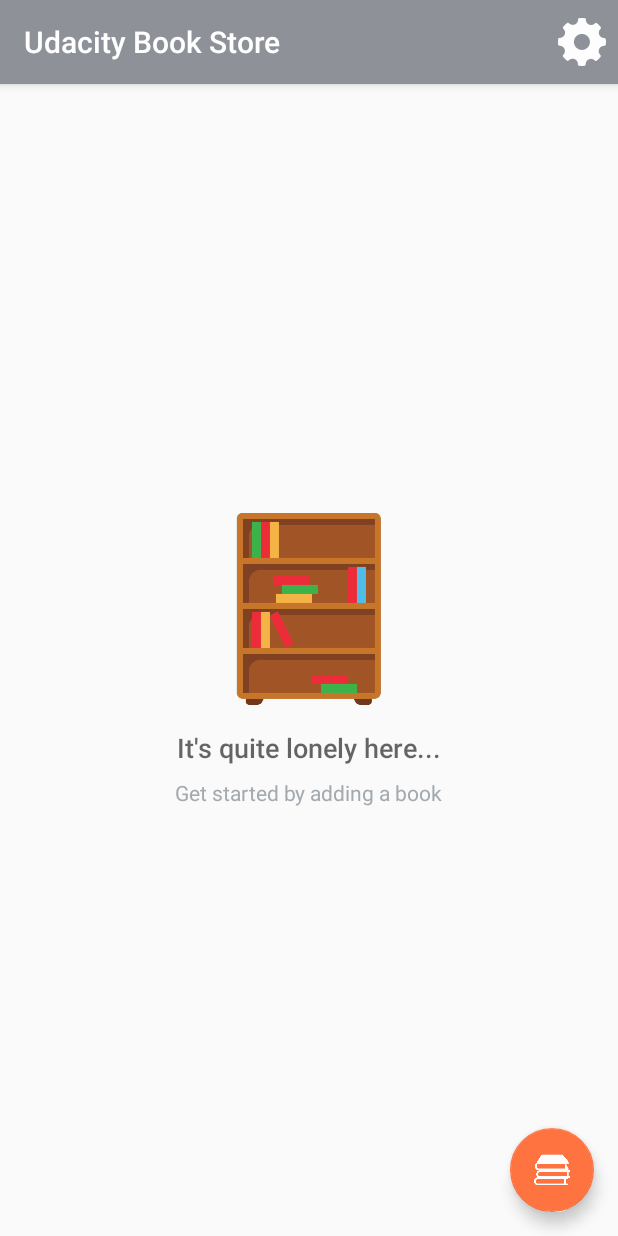
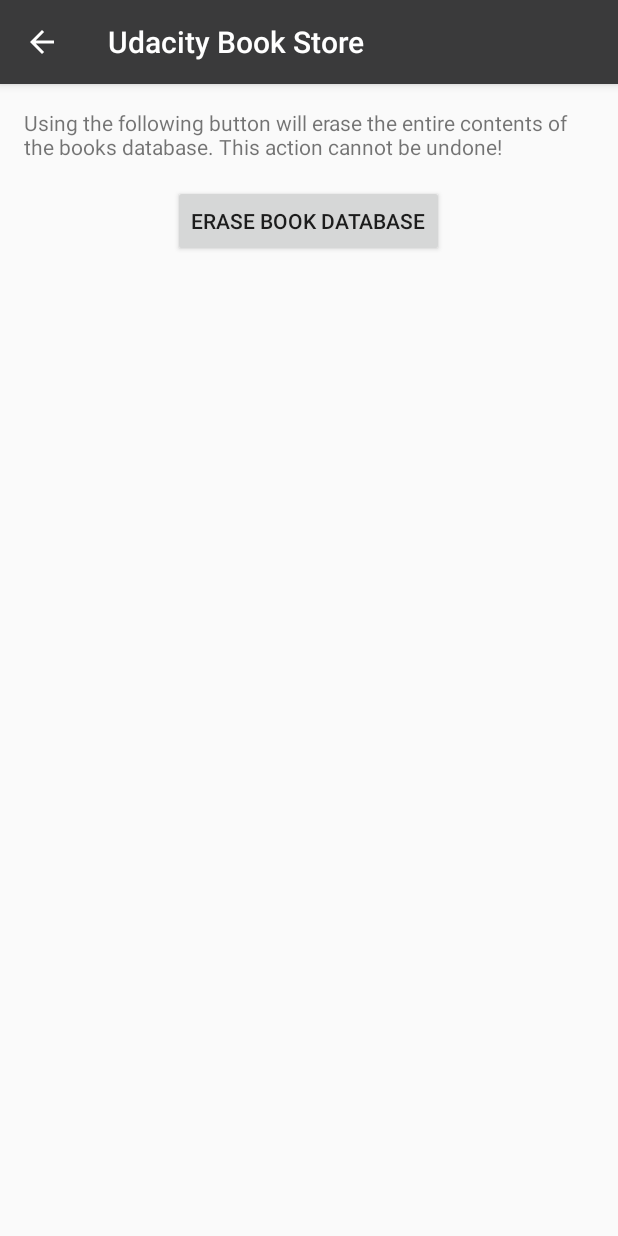
Before and after one commit to ccojocea/UdacityBookStore, an Android app: the screen it shows after launch (MainActivity before the commit, SettingsActivity after it), after a tap on "Setup", on a phone screen of 412 x 824 dp. Run offline under Robolectric (Android 15) with nearby library versions, the phone set to English and light mode, and no system bars.

Commit message:
Release candidate 1

```diff
--- a/app/src/main/java/com/example/ccojo/udacitybookstore/activity/MainActivity.java
+++ b/app/src/main/java/com/example/ccojo/udacitybookstore/ui/MainActivity.java
@@ -1,7 +1,8 @@
-package com.example.ccojo.udacitybookstore.activity;
+package com.example.ccojo.udacitybookstore.ui;
 
 import android.app.LoaderManager;
 import android.content.ContentUris;
+import android.content.Context;
 import android.content.CursorLoader;
 import android.content.Intent;
 import android.content.Loader;
@@ -10,14 +11,14 @@ import android.net.Uri;
 import android.support.design.widget.FloatingActionButton;
 import android.support.v7.app.AppCompatActivity;
 import android.os.Bundle;
-import android.util.Log;
 import android.view.Menu;
 import android.view.MenuItem;
 import android.view.View;
 import android.widget.AdapterView;
 import android.widget.ListView;
+import android.widget.Toast;
 
-import com.example.ccojo.udacitybookstore.BookCursorAdapter;
+import com.example.ccojo.udacitybookstore.adapters.BookCursorAdapter;
 import com.example.ccojo.udacitybookstore.R;
 import com.example.ccojo.udacitybookstore.data.BookContract.BookEntry;
 
@@ -107,16 +108,11 @@ public class MainActivity extends AppCompatActivity implements LoaderManager.Loa
     @Override
     public boolean onOptionsItemSelected(MenuItem item) {
         if (item.getItemId() == R.id.action_setup) {
-            //TODO: open preferences screen
+            Intent intent = new Intent(MainActivity.this, SettingsActivity.class);
+            startActivity(intent);
         }
 
         return super.onOptionsItemSelected(item);
-    }
-
-    // TODO:
-    // Used in the preferences screen
-    private void deleteData() {
-        int rowsDeleted = getContentResolver().delete(BookEntry.CONTENT_URI, null, null);
     }
 
     // Called when a new Loader needs to be created
--- /dev/null
+++ b/app/src/main/java/com/example/ccojo/udacitybookstore/ui/SettingsActivity.java
@@ -0,0 +1,105 @@
+package com.example.ccojo.udacitybookstore.ui;
+
+import android.app.AlertDialog;
+import android.app.Dialog;
+import android.content.DialogInterface;
+import android.content.SharedPreferences;
+import android.preference.Preference;
+import android.preference.PreferenceFragment;
+import android.preference.PreferenceManager;
+import android.support.annotation.Nullable;
+import android.support.v4.app.NavUtils;
+import android.support.v7.app.AppCompatActivity;
+import android.os.Bundle;
+import android.view.View;
+import android.widget.Button;
+import android.widget.Toast;
+
+import com.example.ccojo.udacitybookstore.R;
+import com.example.ccojo.udacitybookstore.data.BookContract;
+
+public class SettingsActivity extends AppCompatActivity {
+
+    // Tag for log messages
+    private static final String LOG_TAG = SettingsActivity.class.getSimpleName();
+
+    // Views
+    Button deleteButton;
+
+    @Override
+    protected void onCreate(Bundle savedInstanceState) {
+        super.onCreate(savedInstanceState);
+        setContentView(R.layout.activity_settings);
+
+        deleteButton = findViewById(R.id.button_erase_database);
+        deleteButton.setOnClickListener(new View.OnClickListener() {
+            @Override
+            public void onClick(View v) {
+                // Disable the button
+                deleteButton.setEnabled(false);
+
+                // Show confirmation dialog
+                showDeleteConfirmationDialog();
+            }
+        });
+    }
+
+    // Apply settings after pressing the back button as well
+    @Override
+    public void onBackPressed() {
+        super.onBackPressed();
+        NavUtils.navigateUpFromSameTask(this);
+    }
+
+    private void showDeleteConfirmationDialog() {
+        // Create an AlertDialog.Builder and set the message and click listeners for the positive and negative buttons on the dialog
+        final AlertDialog.Builder builder = new AlertDialog.Builder(this);
+        builder.setMessage(R.string.settings_activity_delete_everything);
+        builder.setPositiveButton(R.string.settings_activity_delete_yes, new DialogInterface.OnClickListener() {
+            @Override
+            public void onClick(DialogInterface dialog, int which) {
+
+                // User clicked the "Delete" button, delete the books
+                int rowsDeleted = getContentResolver().delete(BookContract.BookEntry.CONTENT_URI, null, null);
+                if (rowsDeleted != 0) {
+                    Toast.makeText(getApplicationContext(), R.string.main_activity_data_deleted_success, Toast.LENGTH_SHORT).show();
+                }
+                finish();
+            }
+        });
+        builder.setNegativeButton(R.string.editor_activity_cancel_button, new DialogInterface.OnClickListener() {
+            @Override
+            public void onClick(DialogInterface dialog, int which) {
+                // Enable the button
+                deleteButton.setEnabled(true);
+
+                // User clicked the "cancel" button so dismiss the dialog
+                if (dialog != null) {
+                    dialog.dismiss();
+                }
+            }
+        });
+
+        // Create and show the Alert Dialog
+        AlertDialog alertDialog = builder.create();
+        alertDialog.show();
+    }
+
+    /*
+
+    public static class BooksPreferenceFragment extends PreferenceFragment implements Preference.OnPreferenceChangeListener {
+
+        @Override
+        public void onCreate(@Nullable Bundle savedInstanceState) {
+            super.onCreate(savedInstanceState);
+            addPreferencesFromResource(R.xml.settings_main);
+        }
+
+        @Override
+        public boolean onPreferenceChange(Preference preference, Object newValue) {
+            return false;
+        }
+    }
+
+    */
+}
--- a/app/src/main/res/layout/activity_editor.xml
+++ b/app/src/main/res/layout/activity_editor.xml
@@ -7,7 +7,7 @@
     android:layout_height="match_parent"
     android:orientation="vertical"
     android:padding="@dimen/activity_margin"
-    tools:context=".activity.EditorActivity">
+    tools:context=".ui.EditorActivity">
 
     <!-- Overview category -->
     <LinearLayout
--- a/app/src/main/res/layout/activity_main.xml
+++ b/app/src/main/res/layout/activity_main.xml
@@ -4,7 +4,7 @@
     xmlns:tools="http://schemas.android.com/tools"
     android:layout_width="match_parent"
     android:layout_height="match_parent"
-    tools:context=".activity.MainActivity">
+    tools:context=".ui.MainActivity">
 
     <ListView
         android:id="@+id/list_view"
--- /dev/null
+++ b/app/src/main/res/layout/activity_settings.xml
@@ -0,0 +1,32 @@
+<?xml version="1.0" encoding="utf-8"?>
+<LinearLayout
+    xmlns:android="http://schemas.android.com/apk/res/android"
+    xmlns:tools="http://schemas.android.com/tools"
+    android:layout_height="match_parent"
+    android:layout_width="match_parent"
+    android:orientation="vertical"
+    android:padding="@dimen/activity_padding"
+    tools:context="com.example.ccojo.udacitybookstore.ui.SettingsActivity">
+
+    <TextView
+        android:layout_width="wrap_content"
+        android:layout_height="wrap_content"
+        android:text="Using the following button will erase the entire contents of the books database. This action cannot be undone!" />
+
+    <Button
+        android:id="@+id/button_erase_database"
+        android:layout_width="wrap_content"
+        android:layout_height="wrap_content"
+        android:layout_margin="@dimen/activity_margin"
+        android:layout_gravity="center"
+        android:text="Erase book database" />
+
+    <!--
+    <fragment
+        android:name="com.example.ccojo.udacitybookstore.ui.SettingsActivity$BooksPreferenceFragment"
+        android:layout_width="match_parent"
+        android:layout_height="match_parent">
+    </fragment>
+    -->
+
+</LinearLayout>
--- a/app/src/main/res/values/colors.xml
+++ b/app/src/main/res/values/colors.xml
@@ -1,7 +1,7 @@
 <?xml version="1.0" encoding="utf-8"?>
 <resources>
     <!-- Default colors -->
-    <color name="colorPrimary">#8f9199</color>
+    <color name="colorPrimary">#3a3a3b</color>
     <color name="colorPrimaryDark">#2d2d31</color>
     <color name="colorAccent">#ff7340</color>
 
@@ -13,4 +13,5 @@
 
     <!-- Primary dark color for the editor -->
     <color name="editorColorPrimaryDark">#394450</color>
+    <color name="list_item_text_color">#AEB6BD</color>
 </resources>
--- a/app/src/main/res/values/dimens.xml
+++ b/app/src/main/res/values/dimens.xml
@@ -5,4 +5,8 @@
 
     <!-- Common margin value used throughout the app -->
     <dimen name="activity_margin">16dp</dimen>
+    <dimen name="activity_margin_small">4dp</dimen>
+
+    <!-- Common padding value used throughout the app -->
+    <dimen name="activity_padding">16dp</dimen>
 </resources>
--- a/app/src/main/res/values/strings.xml
+++ b/app/src/main/res/values/strings.xml
@@ -55,4 +55,12 @@
     <string name="unsaved_changes_dialog_message">Discard your changes and quit editing?</string>
     <string name="dialog_discard">Discard</string>
     <string name="dialog_keep_editing">Keep Editing</string>
+    <string name="main_activity_data_deleted_success">Data deleted successfully</string>
+    <string name="settings_activity_delete_everything">Are you sure you want to delete everything?</string>
+    <string name="settings_activity_delete_yes">Yes, delete everything</string>
+    <string name="cursor_adapter_book_sold">Book sold!</string>
+    <string name="cursor_adapter_error_selling_book">Error selling book!</string>
+    <string name="cursor_adapter_negative_quantity_warning">Cannot sell that which you do not have!</string>
+    <string name="quantity_label">Quantity:</string>
+    <string name="price_label">Price: $</string>
 </resources>
--- /dev/null
+++ b/app/src/main/res/xml/settings_main.xml
@@ -0,0 +1,5 @@
+<?xml version="1.0" encoding="utf-8"?>
+<PreferenceScreen xmlns:android="http://schemas.android.com/apk/res/android"
+    android:title="Settings">
+
+</PreferenceScreen>
```
Also changed, not shown: app/src/main/AndroidManifest.xml (+20 -7 lines), app/src/main/java/com/example/ccojo/udacitybookstore/BookCursorAdapter.java (deleted, +0 -51 lines), app/src/main/java/com/example/ccojo/udacitybookstore/adapters/BookCursorAdapter.java (added, +93 -0 lines), app/src/main/java/com/example/ccojo/udacitybookstore/data/BookProvider.java (+34 -21 lines), app/src/main/java/com/example/ccojo/udacitybookstore/ui/EditorActivity.java (renamed from app/src/main/java/com/example/ccojo/udacitybookstore/activity/EditorActivity.java, +73 -40 lines), app/src/main/res/layout/book_list_item.xml (+59 -9 lines).
